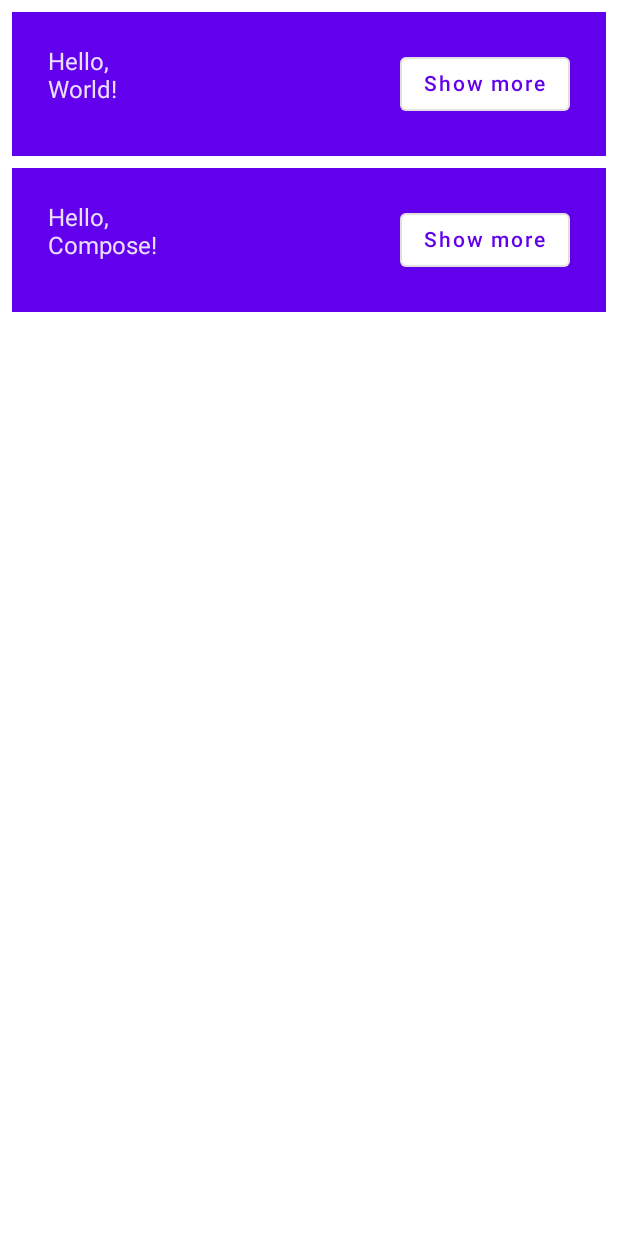
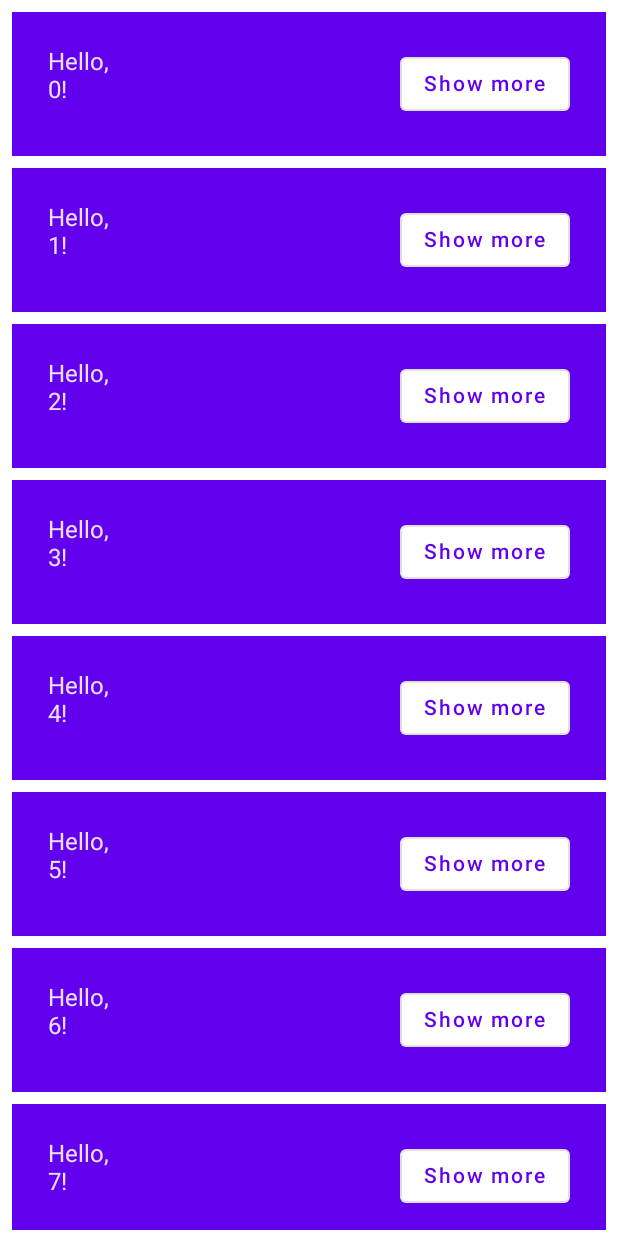
Before and after one commit to nimaiwalsh/AndroidTutorials, an Android app built with Jetpack Compose: the screen it shows after launch (MainActivity), after a tap on "Continue", on a phone screen of 412 x 824 dp. Run offline under Robolectric (Android 15) with nearby library versions, the phone set to English and light mode, and no system bars.

Commit message:
animate list

```diff
--- a/JetpackComposeBasics/app/src/main/java/com/nims/jetpackcomposebasics/MainActivity.kt
+++ b/JetpackComposeBasics/app/src/main/java/com/nims/jetpackcomposebasics/MainActivity.kt
@@ -3,9 +3,16 @@ package com.nims.jetpackcomposebasics
 import android.os.Bundle
 import androidx.activity.ComponentActivity
 import androidx.activity.compose.setContent
+import androidx.compose.animation.animateColorAsState
+import androidx.compose.animation.core.Spring
+import androidx.compose.animation.core.animateDpAsState
+import androidx.compose.animation.core.spring
 import androidx.compose.foundation.layout.*
+import androidx.compose.foundation.lazy.LazyColumn
+import androidx.compose.foundation.lazy.items
 import androidx.compose.material.*
 import androidx.compose.runtime.*
+import androidx.compose.runtime.saveable.rememberSaveable
 import androidx.compose.ui.Alignment
 import androidx.compose.ui.Modifier
 import androidx.compose.ui.tooling.preview.Preview
@@ -26,7 +33,10 @@ class MainActivity : ComponentActivity() {
 
 @Composable
 private fun MyApp() {
-    var shouldShowOnboarding by remember { mutableStateOf(true) }
+    /** rememberSaveable:
+     * This will save each state surviving configuration changes (such as rotations) and process death.
+     */
+    var shouldShowOnboarding by rememberSaveable { mutableStateOf(true) }
 
     if (shouldShowOnboarding) {
         OnboardingScreen(onContinueClicked = { shouldShowOnboarding = false })
@@ -36,10 +46,18 @@ private fun MyApp() {
 }
 
 @Composable
-private fun Greetings(names: List<String> = listOf("World", "Compose")) {
+private fun Greetings(names: List<String> = List(1000) { "$it" }) {
     Surface(color = MaterialTheme.colors.background) {
-        Column(modifier = Modifier.padding(vertical = 4.dp)) {
-            for (name in names) {
+
+        /** Note: LazyColumn and LazyRow are equivalent to RecyclerView in Android Views.
+         *
+         * LazyColumn doesn't recycle its children like RecyclerView. It emits new Composables as you scroll
+         * through it and is still performant, as emitting Composables is relatively cheap compared to
+         * instantiating Android Views.
+         * */
+
+        LazyColumn(modifier = Modifier.padding(vertical = 4.dp)) {
+            items(items = names) { name ->
                 Greeting(name = name)
             }
         }
@@ -50,26 +68,44 @@ private fun Greetings(names: List<String> = listOf("World", "Compose")) {
 fun Greeting(name: String) {
     // To preserve state across recompositions, remember the mutable state using remember.
     // remember is used to guard against recomposition, so the state is not reset.
-    val expanded = remember { mutableStateOf(false) }
+    var expanded by remember { mutableStateOf(false) }
 
-    val extraPadding = if (expanded.value) 48.dp else 0.dp
+    /** ANIMATION
+     * Any animation created with animate*AsState is interruptible. This means that if the target value changes in the
+     * middle of the animation, animate*AsState restarts the animation and points to the new value.
+     * Interruptions look especially natural with spring-based animations
+     * */
+    val extraPadding by animateDpAsState(
+        targetValue = if (expanded) 48.dp else 0.dp,
+        animationSpec = spring(
+            dampingRatio = Spring.DampingRatioMediumBouncy,
+            stiffness = Spring.StiffnessLow,
+        )
+    )
+
+    val animateColor by animateColorAsState(
+        targetValue = if (expanded) MaterialTheme.colors.secondary else MaterialTheme.colors.primary,
+    )
 
     // A surface container using the 'background' color from the theme
     Surface(
-        color = MaterialTheme.colors.primary,
+        color = animateColor,
         modifier = Modifier.padding(vertical = 4.dp, horizontal = 8.dp)
     ) {
         Row(
-            modifier = Modifier
-                .padding(24.dp)
-                .padding(bottom = extraPadding)
+            modifier = Modifier.padding(24.dp)
         ) {
-            Column(modifier = Modifier.weight(1F)) {
+            Column(
+                modifier = Modifier
+                    .weight(1F)
+                    // ensure padding is never negative to avoid a crash.
+                    .padding(bottom = extraPadding.coerceAtLeast(0.dp))
+            ) {
                 Text(text = "Hello,")
                 Text(text = "$name!")
             }
-            OutlinedButton(onClick = { expanded.value = !expanded.value }) {
-                Text(if (expanded.value) "Show less" else "Show more")
+            OutlinedButton(onClick = { expanded = !expanded }) {
+                Text(if (expanded) "Show less" else "Show more")
             }
         }
     }
```
